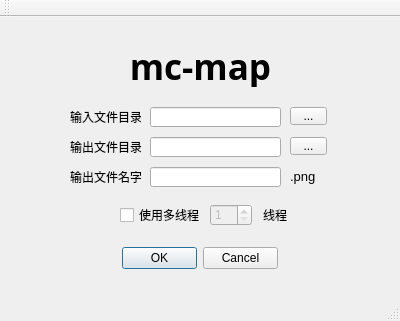
yypactive/hsMCMapGui, file mc_map_gui/mainwindow.ui: the form before one commit.
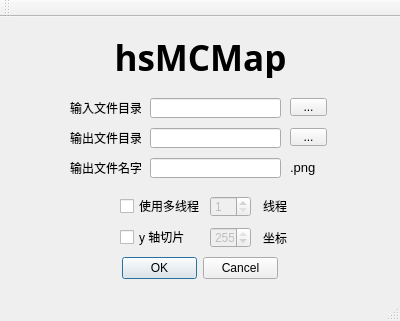
The form after the commit.

What changed in the file:
```diff
--- a/mc_map_gui/mainwindow.ui
+++ b/mc_map_gui/mainwindow.ui
@@ -24,7 +24,7 @@
     <property name="geometry">
      <rect>
       <x>120</x>
-      <y>190</y>
+      <y>181</y>
       <width>91</width>
       <height>16</height>
      </rect>
@@ -37,7 +37,7 @@
     <property name="geometry">
      <rect>
       <x>122</x>
-      <y>230</y>
+      <y>240</y>
       <width>156</width>
       <height>23</height>
      </rect>
@@ -53,7 +53,7 @@
     <property name="geometry">
      <rect>
       <x>263</x>
-      <y>190</y>
+      <y>181</y>
       <width>31</width>
       <height>16</height>
      </rect>
@@ -69,9 +69,9 @@
     <property name="geometry">
      <rect>
       <x>210</x>
-      <y>187</y>
-      <width>42</width>
-      <height>22</height>
+      <y>179</y>
+      <width>41</width>
+      <height>21</height>
      </rect>
     </property>
     <property name="minimum">
@@ -85,7 +85,7 @@
     <property name="geometry">
      <rect>
       <x>290</x>
-      <y>90</y>
+      <y>81</y>
       <width>37</width>
       <height>18</height>
      </rect>
@@ -98,7 +98,7 @@
     <property name="geometry">
      <rect>
       <x>290</x>
-      <y>120</y>
+      <y>111</y>
       <width>37</width>
       <height>18</height>
      </rect>
@@ -111,7 +111,7 @@
     <property name="geometry">
      <rect>
       <x>150</x>
-      <y>90</y>
+      <y>81</y>
       <width>131</width>
       <height>20</height>
      </rect>
@@ -124,7 +124,7 @@
     <property name="geometry">
      <rect>
       <x>150</x>
-      <y>120</y>
+      <y>111</y>
       <width>131</width>
       <height>20</height>
      </rect>
@@ -137,7 +137,7 @@
     <property name="geometry">
      <rect>
       <x>70</x>
-      <y>90</y>
+      <y>81</y>
       <width>71</width>
       <height>20</height>
      </rect>
@@ -150,7 +150,7 @@
     <property name="geometry">
      <rect>
       <x>70</x>
-      <y>120</y>
+      <y>111</y>
       <width>71</width>
       <height>20</height>
      </rect>
@@ -163,7 +163,7 @@
     <property name="geometry">
      <rect>
       <x>70</x>
-      <y>29</y>
+      <y>20</y>
       <width>261</width>
       <height>41</height>
      </rect>
@@ -177,7 +177,7 @@
      </font>
     </property>
     <property name="text">
-     <string>mc-map</string>
+     <string>hsMCMap</string>
     </property>
     <property name="alignment">
      <set>Qt::AlignCenter</set>
@@ -193,7 +193,7 @@
     <property name="geometry">
      <rect>
       <x>150</x>
-      <y>150</y>
+      <y>141</y>
       <width>131</width>
       <height>20</height>
      </rect>
@@ -206,7 +206,7 @@
     <property name="geometry">
      <rect>
       <x>70</x>
-      <y>150</y>
+      <y>141</y>
       <width>71</width>
       <height>20</height>
      </rect>
@@ -219,7 +219,7 @@
     <property name="geometry">
      <rect>
       <x>290</x>
-      <y>149</y>
+      <y>140</y>
       <width>31</width>
       <height>20</height>
      </rect>
@@ -238,6 +238,57 @@
      <set>Qt::AlignLeading|Qt::AlignLeft|Qt::AlignVCenter</set>
     </property>
    </widget>
+   <widget class="QCheckBox" name="checkBox_2">
+    <property name="geometry">
+     <rect>
+      <x>120</x>
+      <y>210</y>
+      <width>91</width>
+      <height>20</height>
+     </rect>
+    </property>
+    <property name="text">
+     <string>y 轴切片</string>
+    </property>
+   </widget>
+   <widget class="QSpinBox" name="spinBox">
+    <property name="enabled">
+     <bool>false</bool>
+    </property>
+    <property name="geometry">
+     <rect>
+      <x>210</x>
+      <y>210</y>
+      <width>41</width>
+      <height>21</height>
+     </rect>
+    </property>
+    <property name="minimum">
+     <number>0</number>
+    </property>
+    <property name="maximum">
+     <number>255</number>
+    </property>
+    <property name="value">
+     <number>255</number>
+    </property>
+    <property name="displayIntegerBase">
+     <number>10</number>
+    </property>
+   </widget>
+   <widget class="QLabel" name="label_thread_2">
+    <property name="geometry">
+     <rect>
+      <x>263</x>
+      <y>213</y>
+      <width>31</width>
+      <height>16</height>
+     </rect>
+    </property>
+    <property name="text">
+     <string>坐标</string>
+    </property>
+   </widget>
   </widget>
   <widget class="QToolBar" name="mainToolBar">
    <property name="enabled">
```
Left out of the diff: 16 changed lines with no effect on the pictures.
